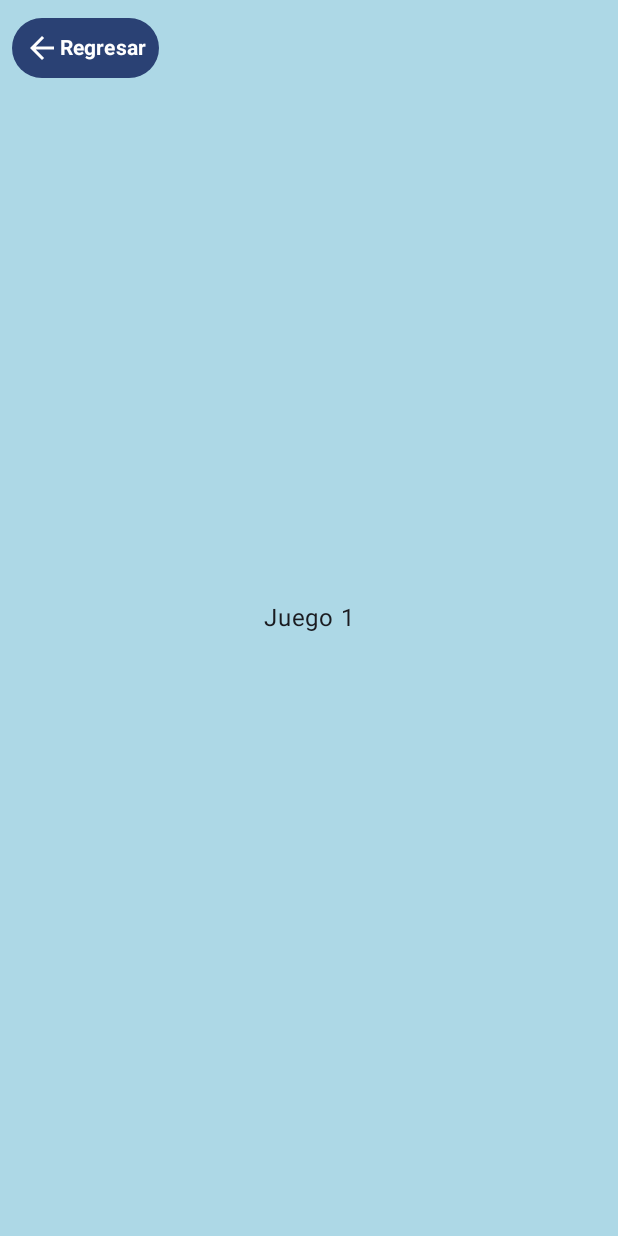
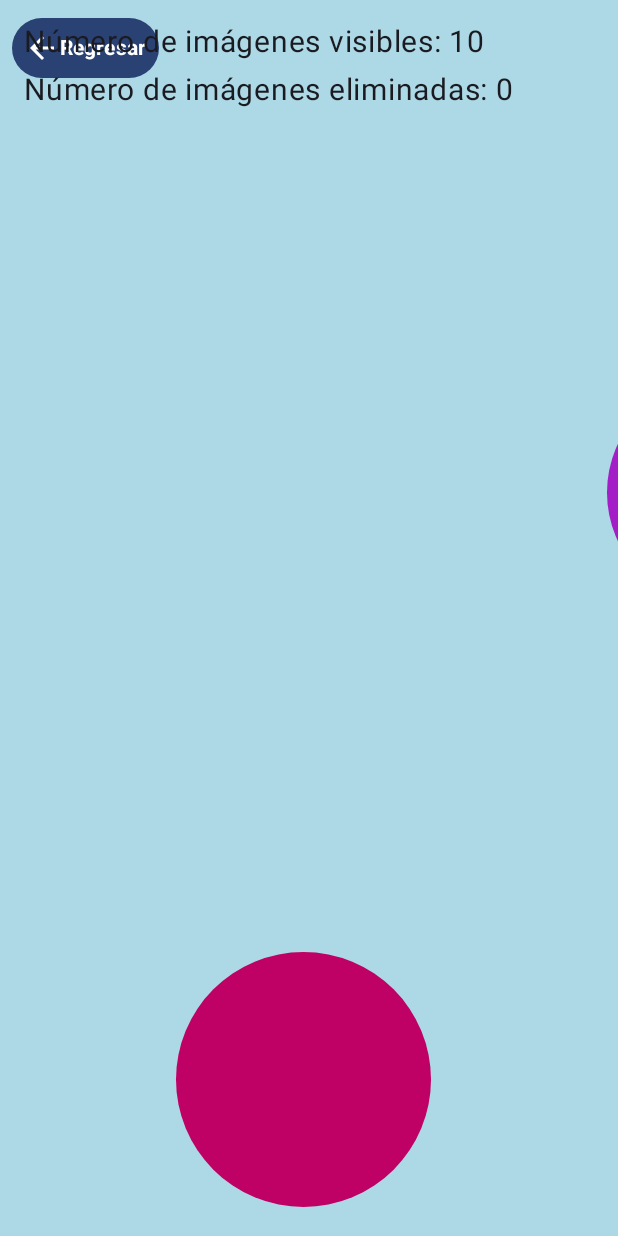
Before and after one commit to paucova/Nuevo-Amanecer-4, an Android app built with Jetpack Compose: the JugarScreen screen opened through its navigation route, after a tap on "Regresar", on a phone screen of 412 x 824 dp. Run offline under Robolectric (Android 15) with nearby library versions, the phone set to English and light mode, and no system bars; 1 statement that could not run was skipped.

Commit message:
Agregue juego 1

```diff
--- a/app/src/main/java/com/example/appfinal/screens/jugar/juegos/Juego1.kt
+++ b/app/src/main/java/com/example/appfinal/screens/jugar/juegos/Juego1.kt
@@ -6,24 +6,44 @@
 import androidx.compose.foundation.layout.Column
 import androidx.compose.foundation.layout.PaddingValues
 import androidx.compose.foundation.layout.fillMaxSize
+import androidx.compose.foundation.layout.fillMaxWidth
+import androidx.compose.foundation.layout.offset
 import androidx.compose.foundation.layout.padding
+import androidx.compose.foundation.shape.CircleShape
 import androidx.compose.material.icons.Icons
 import androidx.compose.material.icons.filled.ArrowBack
 import androidx.compose.material3.Button
 import androidx.compose.material3.Icon
 import androidx.compose.material3.Text
 import androidx.compose.runtime.Composable
+import androidx.compose.runtime.mutableStateOf
 import androidx.compose.ui.Alignment
 import androidx.compose.ui.Modifier
 import androidx.compose.ui.graphics.Color
 import androidx.compose.ui.text.font.FontWeight
+import androidx.compose.ui.unit.IntOffset
 import androidx.compose.ui.unit.dp
+import androidx.compose.ui.unit.sp
 import androidx.navigation.NavHostController
+import androidx.compose.foundation.background
+import androidx.compose.foundation.clickable
+import androidx.compose.foundation.layout.*
+import androidx.compose.runtime.*
+
+import kotlin.random.Random
+
+
+
+import androidx.compose.ui.unit.sp
 
 @Composable
 fun Juego1 (navController: NavHostController){
     // Establecer el fondo azul claro
     val azulClaro = Color(173, 216, 230)
+    var images by remember { mutableStateOf(generateImages()) }
+    var visibleImages by remember { mutableStateOf(images.filter { it.isVisible }) }
+    var deletedImages by remember { mutableStateOf(mutableListOf<DraggableImage>()) }
+    var deletedImageCount by remember { mutableStateOf(0) }
 
     Box(
         modifier = Modifier
@@ -56,13 +76,112 @@
             )
         }
 
-        Column (
+
+        Box(
             modifier = Modifier.fillMaxSize(),
-            verticalArrangement = Arrangement.Center,
-            horizontalAlignment = Alignment.CenterHorizontally
         ) {
-            Text(text = "Juego 1")
+            Text(
+                text = "Número de imágenes visibles: ${visibleImages.size}",
+                modifier = Modifier
+                    .align(Alignment.TopStart) // Cambiado a Alignment.TopStart
+                    .padding(16.dp)
+                    .then(Modifier.fillMaxWidth()),
+                fontSize = 20.sp
+            )
+
+            Text(
+                text = "Número de imágenes eliminadas: $deletedImageCount",
+                modifier = Modifier
+                    .align(Alignment.TopStart) // Cambiado a Alignment.TopStart
+                    .padding(top = 48.dp, start = 16.dp)
+                    .then(Modifier.fillMaxWidth()),
+                fontSize = 20.sp
+            )
+
+            if (visibleImages.isNotEmpty()) {
+                visibleImages.forEach { image ->
+                    DraggableImage(image = image) {
+                        deletedImages.add(image)
+                        deletedImageCount++
+                        visibleImages = visibleImages.filter { it != image }
+                    }
+                }
+            } else {
+                val randomImageCount = Random.nextInt(1, 11) // Genera un número aleatorio entre 1 y 20
+                addNewImages(images, randomImageCount)
+                visibleImages = images
+            }
         }
-
     }
 }
+
+
+
+data class DraggableImage(
+    val id: Int,
+    var offset: IntOffset,
+    val color: Color,
+    val radius: Int,
+    var isVisible: Boolean = true
+)
+
+fun addNewImages(images: MutableList<DraggableImage>, imageCount: Int) {
+    images.clear()
+
+    for (id in 1..imageCount) {
+        val xOffset = Random.nextInt(100, 1300)
+        val yOffset = Random.nextInt(100, 1500)
+        val color = Color(Random.nextFloat(), Random.nextFloat(), Random.nextFloat(), 1f)
+        val radius = Random.nextInt(150, 200) // Radio aleatorio para los círculos
+        val isVisible = true
+
+        images.add(
+            DraggableImage(
+                id = images.size + 1,
+                offset = IntOffset(xOffset, yOffset),
+                color = color,
+                radius = radius,
+                isVisible = isVisible
+            )
+        )
+    }
+}
+
+@Composable
+fun DraggableImage(image: DraggableImage, onDeleteClick: () -> Unit) {
+    Box(
+        modifier = Modifier
+            .offset { image.offset }
+            .size(image.radius.dp)
+            .fillMaxSize()
+            .background(color = image.color, shape = CircleShape)
+            .clickable {
+                image.isVisible = !image.isVisible
+                onDeleteClick()
+            }
+    ) {
+        // Agrega el contenido de la imagen aquí, si es necesario
+    }
+}
+
+fun generateImages(): MutableList<DraggableImage> {
+    val images = mutableListOf<DraggableImage>()
+
+    for (id in 1..10) {
+        val xOffset = Random.nextInt(100, 1300)
+        val yOffset = Random.nextInt(100, 1500)
+        val color = Color(Random.nextFloat(), Random.nextFloat(), Random.nextFloat(), 1f)
+        val radius = Random.nextInt(150, 200)
+
+        images.add(
+            DraggableImage(
+                id = id,
+                offset = IntOffset(xOffset, yOffset),
+                color = color,
+                radius = radius
+            )
+        )
+    }
+
+    return images
+}
```
